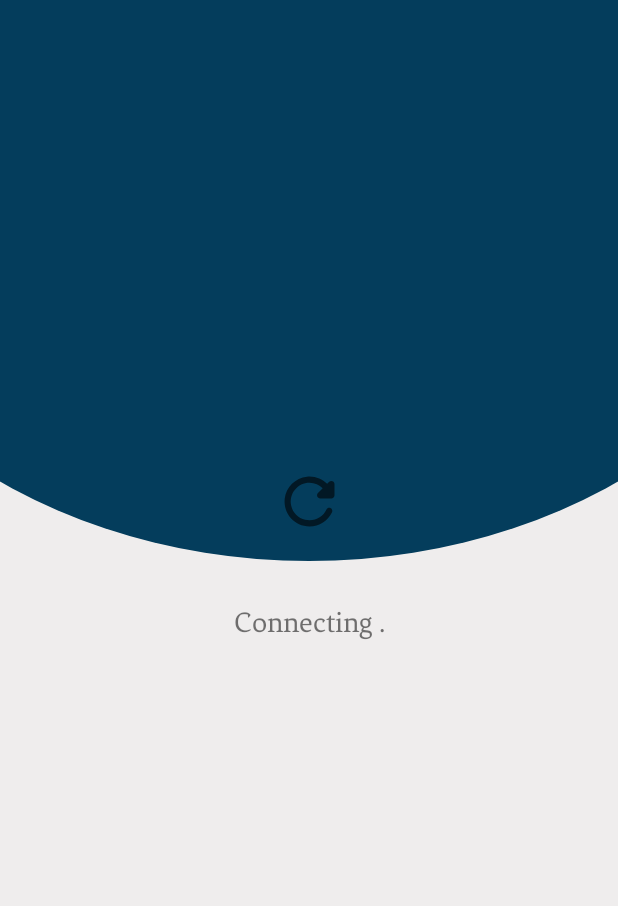
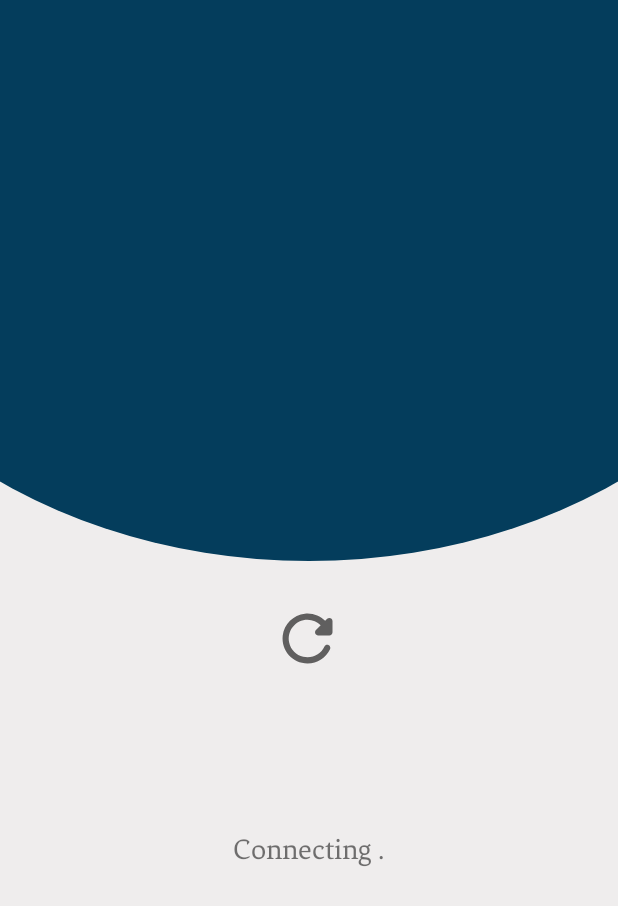
Before and after one commit to Vivek-Nehra/SCAN, an Android app: the layout check_connection.xml on its own in the app's theme, with its tools: preview values and no code run, on a phone screen of 412 x 824 dp. Shown: the top 906 px of the screen. Run offline under Robolectric (Android 15) with nearby library versions, the phone set to English and light mode, and no system bars.

Commit message:
Final Changes

```diff
--- a/app/src/main/AndroidManifest.xml
+++ b/app/src/main/AndroidManifest.xml
@@ -29,7 +29,7 @@
         <meta-data
             android:name="com.google.android.geo.API_KEY"
             android:value="AIzaSyDy8RDppRKafWj8WjOjUcB6NPCdYt9aXa0" />
-        <activity android:name=".BikeControllerActivity" />
+        <activity android:name=".BikeControllerActivity" android:launchMode="singleInstance" />
         <activity android:name=".LoggedInActivity" android:launchMode="singleInstance" />
         <activity android:name=".SignUpActivity" />
         <activity android:name=".MapsActivity"/>
--- a/app/src/main/java/com/example/scan/util/Constants.java
+++ b/app/src/main/java/com/example/scan/util/Constants.java
@@ -3,7 +3,7 @@ package com.example.scan.util;
 public class Constants {
     public static final String CONNECTION_UNKNOWN = "CONNECTION_UNKNOWN", CONNECTION_ESTABLISHED = "CONNECTION_ESTABLISHED",
             CONNECTION_FAILED = "CONNECTION_FAILED";
-    public static String connectionStatus = CONNECTION_ESTABLISHED;
+    public static String connectionStatus = CONNECTION_UNKNOWN;
     public static int totalTime = 0;
     public static int serverUnreachable = 0; // Timeout at 2
 }
--- a/app/src/main/res/layout/check_connection.xml
+++ b/app/src/main/res/layout/check_connection.xml
@@ -12,9 +12,10 @@
         android:layout_height="50dp"
         app:layout_constraintBottom_toBottomOf="parent"
         app:layout_constraintEnd_toEndOf="parent"
+        app:layout_constraintHorizontal_bias="0.498"
         app:layout_constraintStart_toStartOf="parent"
         app:layout_constraintTop_toTopOf="parent"
-        app:layout_constraintVertical_bias="0.40"
+        app:layout_constraintVertical_bias="0.518"
         app:srcCompat="@drawable/round_refresh_24" />
 
     <TextView
@@ -26,7 +27,8 @@
         android:textSize="20sp"
         app:layout_constraintBottom_toBottomOf="parent"
         app:layout_constraintEnd_toEndOf="parent"
+        app:layout_constraintHorizontal_bias="0.498"
         app:layout_constraintStart_toStartOf="parent"
         app:layout_constraintTop_toBottomOf="@+id/retryButton"
-        app:layout_constraintVertical_bias="0.100000024" />
+        app:layout_constraintVertical_bias="0.298" />
 </androidx.constraintlayout.widget.ConstraintLayout>
```
Also changed, not shown: app/src/main/java/com/example/scan/BikeControllerActivity.java (+16 -38 lines), app/src/main/java/com/example/scan/LoggedInActivity.java (+11 -4 lines), app/src/main/java/com/example/scan/PreviousHistoryActivity.java (+8 -0 lines).
